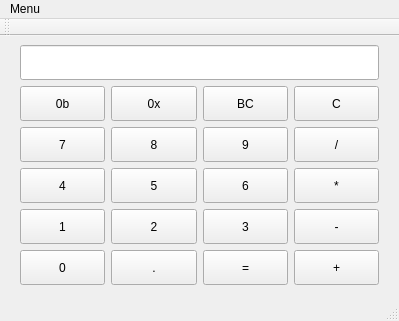
This is mainwindow.ui in nagisc007/ncalc as Qt 5 draws it before an edit. The edited form follows.
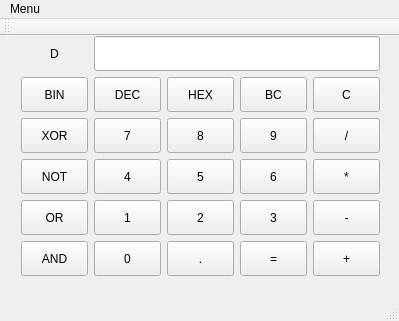
This is the edited form.

Commit message: Add: Mode change feature.

Diff of the .ui file:
```diff
--- a/mainwindow.ui
+++ b/mainwindow.ui
@@ -17,8 +17,8 @@
    <widget class="QWidget" name="gridLayoutWidget">
     <property name="geometry">
      <rect>
-      <x>9</x>
-      <y>9</y>
+      <x>10</x>
+      <y>0</y>
       <width>381</width>
       <height>251</height>
      </rect>
@@ -30,8 +30,8 @@
      <property name="topMargin">
       <number>0</number>
      </property>
-     <item row="6" column="1">
-      <widget class="QToolButton" name="Button_2">
+     <item row="10" column="3">
+      <widget class="QToolButton" name="Button_3">
        <property name="sizePolicy">
         <sizepolicy hsizetype="Expanding" vsizetype="Preferred">
          <horstretch>0</horstretch>
@@ -39,37 +39,11 @@
         </sizepolicy>
        </property>
        <property name="text">
-        <string>2</string>
+        <string>3</string>
        </property>
       </widget>
      </item>
-     <item row="7" column="2">
-      <widget class="QToolButton" name="Button_Equal">
-       <property name="sizePolicy">
-        <sizepolicy hsizetype="Expanding" vsizetype="Preferred">
-         <horstretch>0</horstretch>
-         <verstretch>0</verstretch>
-        </sizepolicy>
-       </property>
-       <property name="text">
-        <string>=</string>
-       </property>
-      </widget>
-     </item>
-     <item row="4" column="3">
-      <widget class="QToolButton" name="Button_Devide">
-       <property name="sizePolicy">
-        <sizepolicy hsizetype="Expanding" vsizetype="Preferred">
-         <horstretch>0</horstretch>
-         <verstretch>0</verstretch>
-        </sizepolicy>
-       </property>
-       <property name="text">
-        <string>/</string>
-       </property>
-      </widget>
-     </item>
-     <item row="5" column="1">
+     <item row="9" column="2">
       <widget class="QToolButton" name="Button_5">
        <property name="sizePolicy">
         <sizepolicy hsizetype="Expanding" vsizetype="Preferred">
@@ -82,8 +56,8 @@
        </property>
       </widget>
      </item>
-     <item row="5" column="0">
-      <widget class="QToolButton" name="Button_4">
+     <item row="4" column="3">
+      <widget class="QToolButton" name="Button_BC">
        <property name="sizePolicy">
         <sizepolicy hsizetype="Expanding" vsizetype="Preferred">
          <horstretch>0</horstretch>
@@ -91,11 +65,11 @@
         </sizepolicy>
        </property>
        <property name="text">
-        <string>4</string>
+        <string>BC</string>
        </property>
       </widget>
      </item>
-     <item row="7" column="1">
+     <item row="11" column="2">
       <widget class="QToolButton" name="Button_Dot">
        <property name="sizePolicy">
         <sizepolicy hsizetype="Expanding" vsizetype="Preferred">
@@ -108,85 +82,7 @@
        </property>
       </widget>
      </item>
-     <item row="6" column="0">
-      <widget class="QToolButton" name="Button_1">
-       <property name="sizePolicy">
-        <sizepolicy hsizetype="Expanding" vsizetype="Preferred">
-         <horstretch>0</horstretch>
-         <verstretch>0</verstretch>
-        </sizepolicy>
-       </property>
-       <property name="text">
-        <string>1</string>
-       </property>
-      </widget>
-     </item>
-     <item row="2" column="0" colspan="4">
-      <widget class="QLineEdit" name="Display">
-       <property name="sizePolicy">
-        <sizepolicy hsizetype="Expanding" vsizetype="Preferred">
-         <horstretch>0</horstretch>
-         <verstretch>0</verstretch>
-        </sizepolicy>
-       </property>
-       <property name="alignment">
-        <set>Qt::AlignRight|Qt::AlignTrailing|Qt::AlignVCenter</set>
-       </property>
-      </widget>
-     </item>
-     <item row="6" column="2">
-      <widget class="QToolButton" name="Button_3">
-       <property name="sizePolicy">
-        <sizepolicy hsizetype="Expanding" vsizetype="Preferred">
-         <horstretch>0</horstretch>
-         <verstretch>0</verstretch>
-        </sizepolicy>
-       </property>
-       <property name="text">
-        <string>3</string>
-       </property>
-      </widget>
-     </item>
-     <item row="7" column="0">
-      <widget class="QToolButton" name="Button_0">
-       <property name="sizePolicy">
-        <sizepolicy hsizetype="Expanding" vsizetype="Preferred">
-         <horstretch>0</horstretch>
-         <verstretch>0</verstretch>
-        </sizepolicy>
-       </property>
-       <property name="text">
-        <string>0</string>
-       </property>
-      </widget>
-     </item>
-     <item row="6" column="3">
-      <widget class="QToolButton" name="Button_Minus">
-       <property name="sizePolicy">
-        <sizepolicy hsizetype="Expanding" vsizetype="Preferred">
-         <horstretch>0</horstretch>
-         <verstretch>0</verstretch>
-        </sizepolicy>
-       </property>
-       <property name="text">
-        <string>-</string>
-       </property>
-      </widget>
-     </item>
-     <item row="7" column="3">
-      <widget class="QToolButton" name="Button_Plus">
-       <property name="sizePolicy">
-        <sizepolicy hsizetype="Expanding" vsizetype="Preferred">
-         <horstretch>0</horstretch>
-         <verstretch>0</verstretch>
-        </sizepolicy>
-       </property>
-       <property name="text">
-        <string>+</string>
-       </property>
-      </widget>
-     </item>
-     <item row="5" column="2">
+     <item row="9" column="3">
       <widget class="QToolButton" name="Button_6">
        <property name="sizePolicy">
         <sizepolicy hsizetype="Expanding" vsizetype="Preferred">
@@ -199,20 +95,7 @@
        </property>
       </widget>
      </item>
-     <item row="4" column="0">
-      <widget class="QToolButton" name="Button_7">
-       <property name="sizePolicy">
-        <sizepolicy hsizetype="Expanding" vsizetype="Preferred">
-         <horstretch>0</horstretch>
-         <verstretch>0</verstretch>
-        </sizepolicy>
-       </property>
-       <property name="text">
-        <string>7</string>
-       </property>
-      </widget>
-     </item>
-     <item row="4" column="2">
+     <item row="6" column="3">
       <widget class="QToolButton" name="Button_9">
        <property name="sizePolicy">
         <sizepolicy hsizetype="Expanding" vsizetype="Preferred">
@@ -225,7 +108,20 @@
        </property>
       </widget>
      </item>
-     <item row="5" column="3">
+     <item row="6" column="1">
+      <widget class="QToolButton" name="Button_7">
+       <property name="sizePolicy">
+        <sizepolicy hsizetype="Expanding" vsizetype="Preferred">
+         <horstretch>0</horstretch>
+         <verstretch>0</verstretch>
+        </sizepolicy>
+       </property>
+       <property name="text">
+        <string>7</string>
+       </property>
+      </widget>
+     </item>
+     <item row="9" column="4">
       <widget class="QToolButton" name="Button_Multiply">
        <property name="sizePolicy">
         <sizepolicy hsizetype="Expanding" vsizetype="Preferred">
@@ -238,7 +134,111 @@
        </property>
       </widget>
      </item>
-     <item row="4" column="1">
+     <item row="11" column="4">
+      <widget class="QToolButton" name="Button_Plus">
+       <property name="sizePolicy">
+        <sizepolicy hsizetype="Expanding" vsizetype="Preferred">
+         <horstretch>0</horstretch>
+         <verstretch>0</verstretch>
+        </sizepolicy>
+       </property>
+       <property name="text">
+        <string>+</string>
+       </property>
+      </widget>
+     </item>
+     <item row="10" column="4">
+      <widget class="QToolButton" name="Button_Minus">
+       <property name="sizePolicy">
+        <sizepolicy hsizetype="Expanding" vsizetype="Preferred">
+         <horstretch>0</horstretch>
+         <verstretch>0</verstretch>
+        </sizepolicy>
+       </property>
+       <property name="text">
+        <string>-</string>
+       </property>
+      </widget>
+     </item>
+     <item row="10" column="2">
+      <widget class="QToolButton" name="Button_2">
+       <property name="sizePolicy">
+        <sizepolicy hsizetype="Expanding" vsizetype="Preferred">
+         <horstretch>0</horstretch>
+         <verstretch>0</verstretch>
+        </sizepolicy>
+       </property>
+       <property name="text">
+        <string>2</string>
+       </property>
+      </widget>
+     </item>
+     <item row="11" column="1">
+      <widget class="QToolButton" name="Button_0">
+       <property name="sizePolicy">
+        <sizepolicy hsizetype="Expanding" vsizetype="Preferred">
+         <horstretch>0</horstretch>
+         <verstretch>0</verstretch>
+        </sizepolicy>
+       </property>
+       <property name="text">
+        <string>0</string>
+       </property>
+      </widget>
+     </item>
+     <item row="10" column="1">
+      <widget class="QToolButton" name="Button_1">
+       <property name="sizePolicy">
+        <sizepolicy hsizetype="Expanding" vsizetype="Preferred">
+         <horstretch>0</horstretch>
+         <verstretch>0</verstretch>
+        </sizepolicy>
+       </property>
+       <property name="text">
+        <string>1</string>
+       </property>
+      </widget>
+     </item>
+     <item row="9" column="1">
+      <widget class="QToolButton" name="Button_4">
+       <property name="sizePolicy">
+        <sizepolicy hsizetype="Expanding" vsizetype="Preferred">
+         <horstretch>0</horstretch>
+         <verstretch>0</verstretch>
+        </sizepolicy>
+       </property>
+       <property name="text">
+        <string>4</string>
+       </property>
+      </widget>
+     </item>
+     <item row="6" column="4">
+      <widget class="QToolButton" name="Button_Devide">
+       <property name="sizePolicy">
+        <sizepolicy hsizetype="Expanding" vsizetype="Preferred">
+         <horstretch>0</horstretch>
+         <verstretch>0</verstretch>
+        </sizepolicy>
+       </property>
+       <property name="text">
+        <string>/</string>
+       </property>
+      </widget>
+     </item>
+     <item row="11" column="3">
+      <widget class="QToolButton" name="Button_Equal">
+       <property name="sizePolicy">
+        <sizepolicy hsizetype="Expanding" vsizetype="Preferred">
+         <horstretch>0</horstretch>
+         <verstretch>0</verstretch>
+        </sizepolicy>
+       </property>
+       <property name="text">
+        <string>=</string>
+       </property>
+      </widget>
+     </item>
+     <item row="6" column="2">
       <widget class="QToolButton" name="Button_8">
        <property name="sizePolicy">
         <sizepolicy hsizetype="Expanding" vsizetype="Preferred">
@@ -251,20 +251,7 @@
        </property>
       </widget>
      </item>
-     <item row="3" column="0">
-      <widget class="QToolButton" name="Button_To2Bin">
-       <property name="sizePolicy">
-        <sizepolicy hsizetype="Expanding" vsizetype="Preferred">
-         <horstretch>0</horstretch>
-         <verstretch>0</verstretch>
-        </sizepolicy>
-       </property>
-       <property name="text">
-        <string>0b</string>
-       </property>
-      </widget>
-     </item>
-     <item row="3" column="3">
+     <item row="4" column="4">
       <widget class="QToolButton" name="Button_C">
        <property name="sizePolicy">
         <sizepolicy hsizetype="Expanding" vsizetype="Preferred">
@@ -277,7 +264,20 @@
        </property>
       </widget>
      </item>
-     <item row="3" column="1">
+     <item row="4" column="0">
+      <widget class="QToolButton" name="Button_To2Bin">
+       <property name="sizePolicy">
+        <sizepolicy hsizetype="Expanding" vsizetype="Preferred">
+         <horstretch>0</horstretch>
+         <verstretch>0</verstretch>
+        </sizepolicy>
+       </property>
+       <property name="text">
+        <string>BIN</string>
+       </property>
+      </widget>
+     </item>
+     <item row="4" column="2">
       <widget class="QToolButton" name="Button_ToHex">
        <property name="sizePolicy">
         <sizepolicy hsizetype="Expanding" vsizetype="Preferred">
@@ -286,12 +286,12 @@
         </sizepolicy>
        </property>
        <property name="text">
-        <string>0x</string>
+        <string>HEX</string>
        </property>
       </widget>
      </item>
-     <item row="3" column="2">
-      <widget class="QToolButton" name="Button_BC">
+     <item row="4" column="1">
+      <widget class="QToolButton" name="Button_ToDecimal">
        <property name="sizePolicy">
         <sizepolicy hsizetype="Expanding" vsizetype="Preferred">
          <horstretch>0</horstretch>
@@ -299,7 +299,85 @@
         </sizepolicy>
        </property>
        <property name="text">
-        <string>BC</string>
+        <string>DEC</string>
+       </property>
+      </widget>
+     </item>
+     <item row="2" column="0">
+      <widget class="QLabel" name="ModeLabel">
+       <property name="text">
+        <string>D</string>
+       </property>
+       <property name="alignment">
+        <set>Qt::AlignCenter</set>
+       </property>
+       <property name="margin">
+        <number>1</number>
+       </property>
+      </widget>
+     </item>
+     <item row="2" column="1" colspan="4">
+      <widget class="QLineEdit" name="Display">
+       <property name="sizePolicy">
+        <sizepolicy hsizetype="Expanding" vsizetype="Preferred">
+         <horstretch>0</horstretch>
+         <verstretch>0</verstretch>
+        </sizepolicy>
+       </property>
+       <property name="alignment">
+        <set>Qt::AlignRight|Qt::AlignTrailing|Qt::AlignVCenter</set>
+       </property>
+      </widget>
+     </item>
+     <item row="6" column="0">
+      <widget class="QToolButton" name="Button_Xor">
+       <property name="sizePolicy">
+        <sizepolicy hsizetype="Expanding" vsizetype="Preferred">
+         <horstretch>0</horstretch>
+         <verstretch>0</verstretch>
+        </sizepolicy>
+       </property>
+       <property name="text">
+        <string>XOR</string>
+       </property>
+      </widget>
+     </item>
+     <item row="11" column="0">
+      <widget class="QToolButton" name="Button_And">
+       <property name="sizePolicy">
+        <sizepolicy hsizetype="Expanding" vsizetype="Preferred">
+         <horstretch>0</horstretch>
+         <verstretch>0</verstretch>
+        </sizepolicy>
+       </property>
+       <property name="text">
+        <string>AND</string>
+       </property>
+      </widget>
+     </item>
+     <item row="10" column="0">
+      <widget class="QToolButton" name="Button_Or">
+       <property name="sizePolicy">
+        <sizepolicy hsizetype="Expanding" vsizetype="Preferred">
+         <horstretch>0</horstretch>
+         <verstretch>0</verstretch>
+        </sizepolicy>
+       </property>
+       <property name="text">
+        <string>OR</string>
+       </property>
+      </widget>
+     </item>
+     <item row="9" column="0">
+      <widget class="QToolButton" name="Button_Not">
+       <property name="sizePolicy">
+        <sizepolicy hsizetype="Expanding" vsizetype="Preferred">
+         <horstretch>0</horstretch>
+         <verstretch>0</verstretch>
+        </sizepolicy>
+       </property>
+       <property name="text">
+        <string>NOT</string>
        </property>
       </widget>
      </item>
```
The commit also changes 4 other files.
